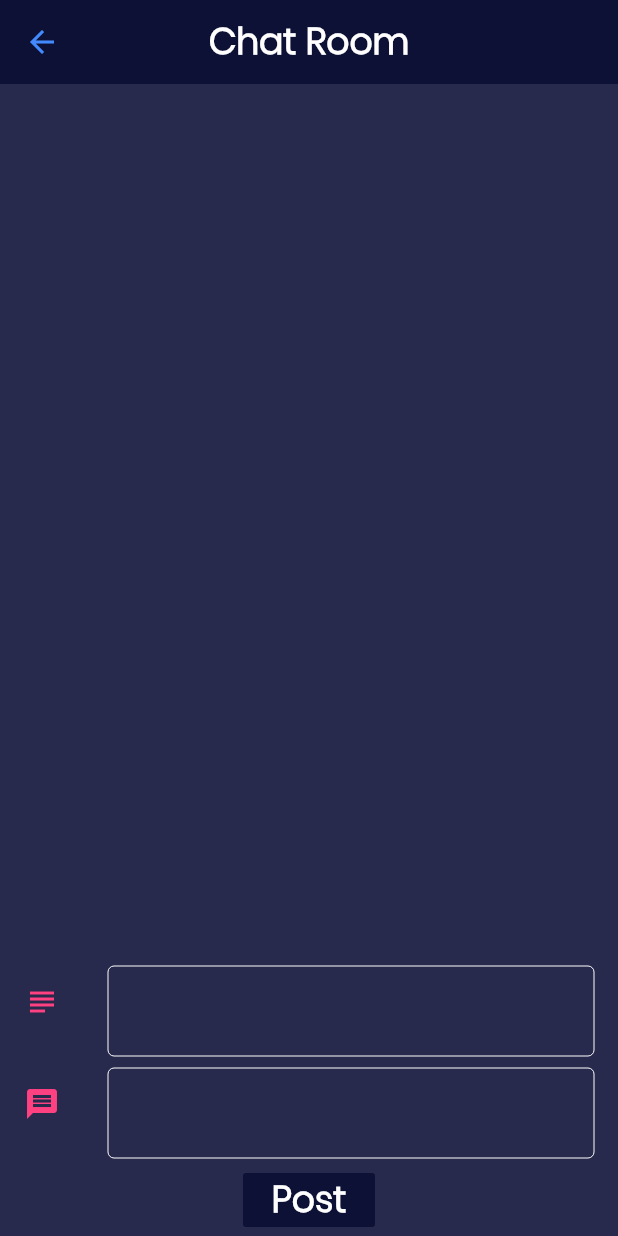
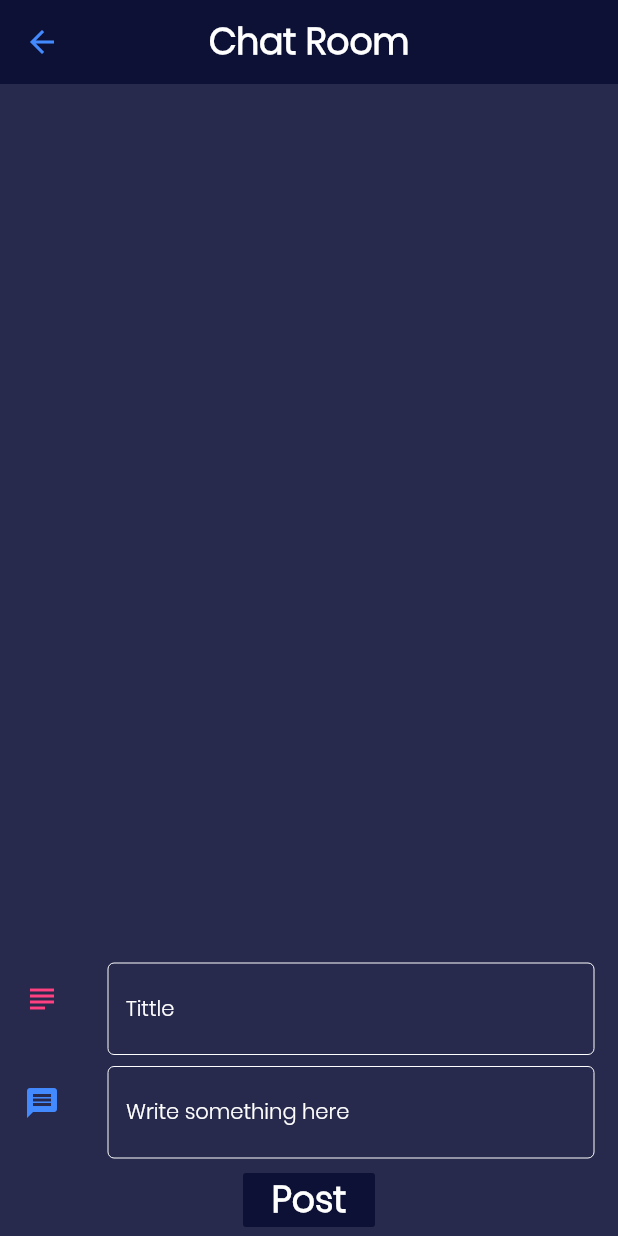
Before and after one commit to AbhijitL/teer_app, a Flutter app: the chatt screen opened directly, on a phone screen of 412 x 824 dp. Run offline on Flutter 3.47's test engine with Material 2 defaults, Android fonts, the light colour scheme and no system bars; drawn by our look-alikes of firebase_database; our stand-ins replace csv.

Commit message:
ring of fire

```diff
--- a/lib/UI/HomeScreen.dart
+++ b/lib/UI/HomeScreen.dart
@@ -251,7 +251,7 @@ class _AppssState extends State<Appss> {
               ),
               ListTile(
                 leading: Icon(Icons.person,color: Colors.pinkAccent,),
-                title: Text("About",style: TextStyle(fontSize: 20.0,color: Colors.white,fontWeight: FontWeight.w900),),
+                title: Text("About us",style: TextStyle(fontSize: 20.0,color: Colors.white,fontWeight: FontWeight.w900),),
                 onTap: (){
                   Navigator.push(context,
                   MaterialPageRoute(builder: (context) => aboutMe()),
--- a/lib/chat/chat.dart
+++ b/lib/chat/chat.dart
@@ -84,6 +84,10 @@ class _MyHomePageState extends State<MyHomePage> {
                             borderSide: const BorderSide(color: Colors.white,width: 0.0)
                           ),
                           border: new OutlineInputBorder(),
+                          hintText: "Tittle",
+                          hintStyle: TextStyle(
+                            color: Colors.white,
+                          ),
                         ),
                         initialValue: "",
                         onSaved: (val) => board.subject = val,
@@ -92,7 +96,7 @@ class _MyHomePageState extends State<MyHomePage> {
                     ),
 
                     ListTile(
-                      leading: Icon(Icons.message,color: Colors.pinkAccent,),
+                      leading: Icon(Icons.message,color: Colors.blueAccent,),
                       title: TextFormField(
                         style: TextStyle(fontSize: 14.0,color: Colors.white,fontWeight: FontWeight.w300),
                         decoration: InputDecoration(
@@ -100,6 +104,10 @@ class _MyHomePageState extends State<MyHomePage> {
                             borderSide: const BorderSide(color: Colors.white,width: 0.0)
                           ),
                           border: new OutlineInputBorder(),
+                          hintText: "Write something here",
+                          hintStyle: TextStyle(
+                            color: Colors.white,
+                          ),
                         ),
                         initialValue: "",
                         onSaved: (val) => board.body = val,
--- a/lib/main.dart
+++ b/lib/main.dart
@@ -5,6 +5,7 @@ void main(){
   runApp(MaterialApp(
     title: "Teer Result",
     debugShowCheckedModeBanner: false,
+    //showPerformanceOverlay: true,
     theme: ThemeData(
       fontFamily: 'Poppins',
       iconTheme: new IconThemeData(color: Colors.blueAccent),
```
